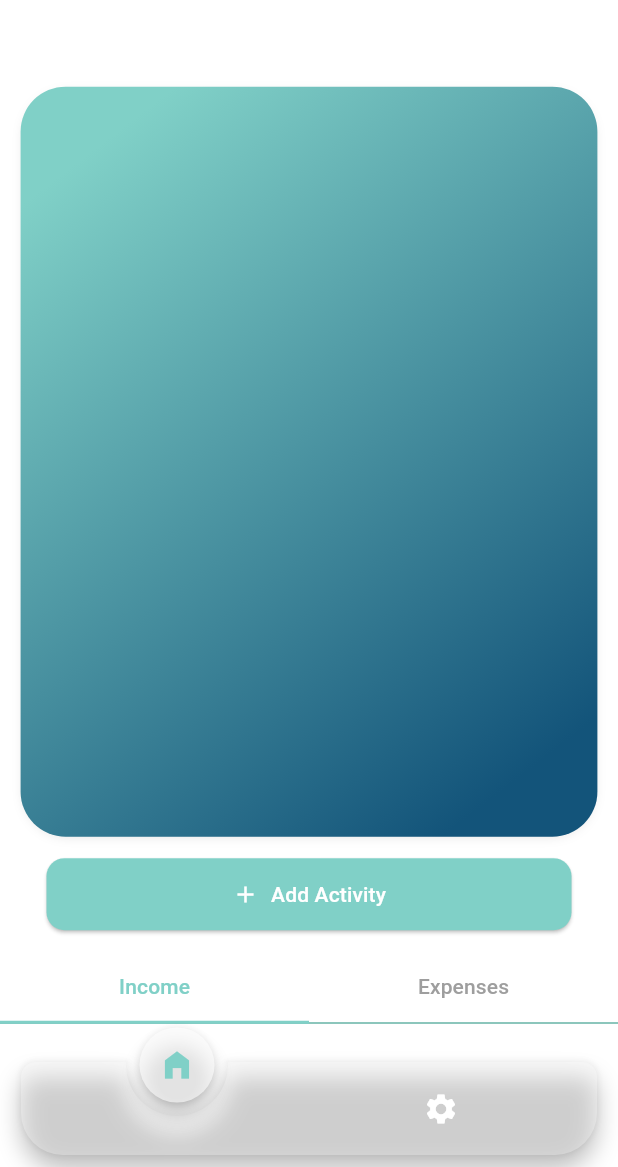
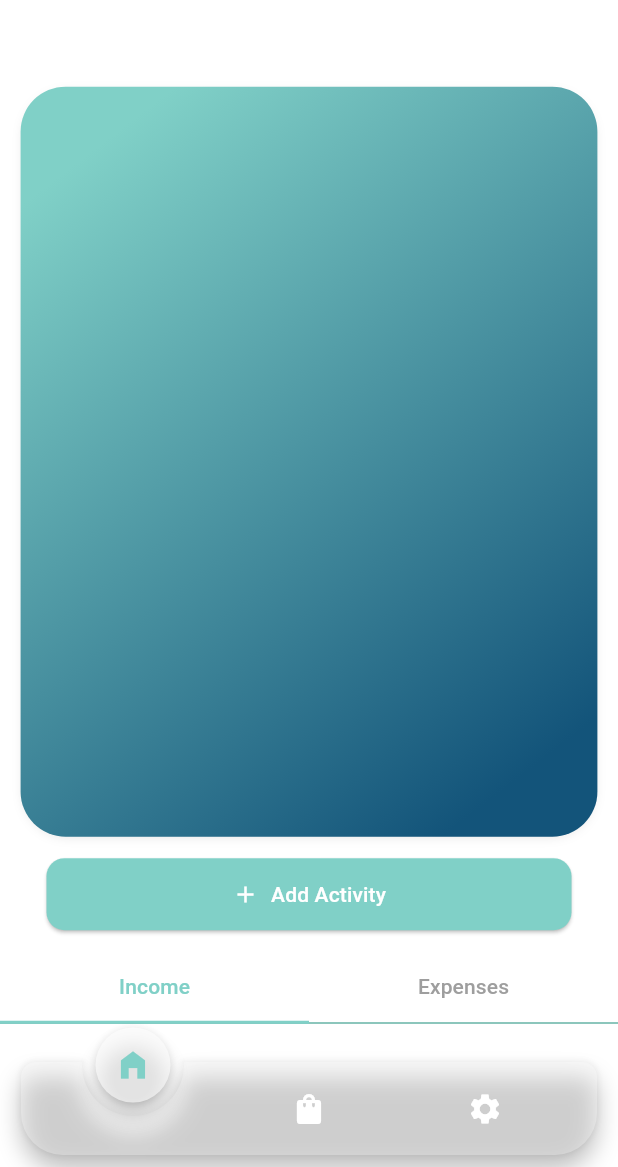
Before and after one commit to thangpn0207/manage_salary, a Flutter app: the screen it shows after launch, on a phone screen of 412 x 824 dp, the part 69-1236 px from its top. Run offline on Flutter 3.47's test engine with Material 3 defaults, Android fonts, the phone set to English and light mode, and no system bars; drawn by our look-alikes of animated_notch_bottom_bar; our stand-ins replace connectivity_plus, equatable, fl_chart, flutter_animate, flutter_bloc, flutter_form_builder and 8 more; missing offline and left inert: flutter_tilt, lotus_cex.

Commit message:
🌟 feat(main_screen): add BudgetManagementScreen to bottom navigation bar
✨ feat(budget_management): implement budget management functionality and UI updates

🔧 fix(budget): ensure unique ID generation for budgets

📝 refactor(add_edit_budget_dialog): improve enum name formatting methods for better readability

```diff
--- a/lib/models/budget.dart
+++ b/lib/models/budget.dart
@@ -1,5 +1,4 @@
 import 'package:equatable/equatable.dart'; // Import equatable
-import 'package:uuid/uuid.dart'; // For default ID generation
 import 'package:manage_salary/ui/settings/budget/widgets/add_edit_budget_dialog.dart';
 
 /// Represents a budget set for a specific category over a period.
@@ -9,12 +8,17 @@ class Budget extends Equatable {
   final double amount;
   final BudgetPeriod period;
 
-  const Budget({
+  Budget({
     String? id,
     required this.category,
     required this.amount,
     required this.period,
-  }) : id = id ?? const Uuid().v4();
+  })  : assert(amount >= 0, 'Amount must be non-negative'),
+        // Enforce positive amount storage
+        id = id ??
+            DateTime.now()
+                .millisecondsSinceEpoch
+                .toString(); // Simple unique ID generation;
 
   @override
   List<Object?> get props => [id, category, amount, period];
--- a/lib/ui/main/main_screen.dart
+++ b/lib/ui/main/main_screen.dart
@@ -1,6 +1,7 @@
 import 'package:animated_notch_bottom_bar/animated_notch_bottom_bar/animated_notch_bottom_bar.dart';
 import 'package:flutter/material.dart';
 import 'package:manage_salary/ui/home/home_screen.dart';
+import 'package:manage_salary/ui/settings/budget/budget_management_screen.dart';
 import 'package:manage_salary/ui/settings/settings_screen.dart';
 
 import '../../core/constants/colors.dart';
@@ -20,11 +21,12 @@ class _MainScreenState extends State<MainScreen> {
   final NotchBottomBarController _controller =
       NotchBottomBarController(index: 0);
 
-  int maxCount = 2;
+  int maxCount = 3;
 
   /// widget list
   final List<Widget> bottomBarPages = [
     HomeScreen(),
+    BudgetManagementScreen(),
     SettingsScreen(),
   ];
 
@@ -86,6 +88,16 @@ class _MainScreenState extends State<MainScreen> {
                 ),
                 BottomBarItem(
                   inActiveItem: Icon(
+                    Icons.shopping_bag,
+                    color: Colors.white,
+                  ),
+                  activeItem: Icon(
+                    Icons.shopping_bag,
+                    color: AppColors.primary,
+                  ),
+                ),
+                BottomBarItem(
+                  inActiveItem: Icon(
                     Icons.settings,
                     color: Colors.white,
                   ),
```
Also changed, not shown: lib/ui/settings/budget/budget_management_screen.dart (+42 -28 lines), lib/ui/settings/budget/widgets/add_edit_budget_dialog.dart (+36 -7 lines).
